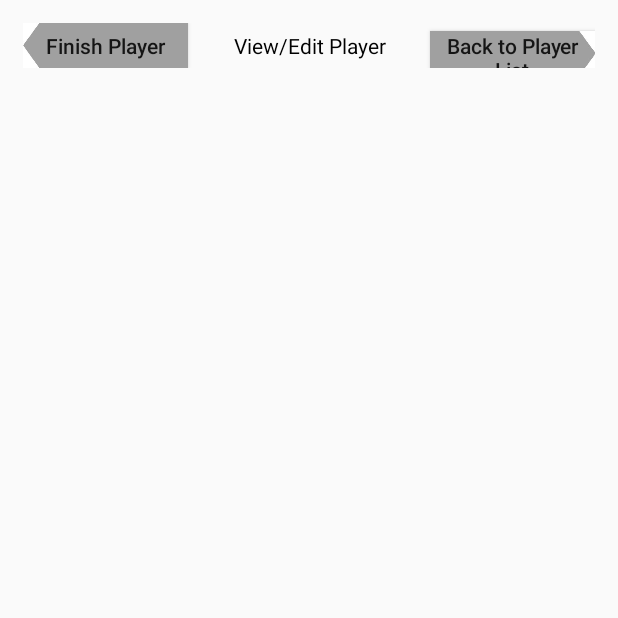
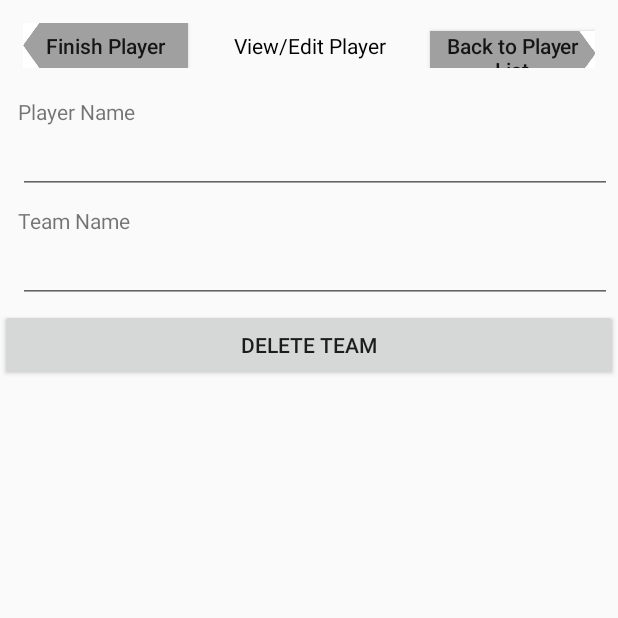
Before and after one commit to h-shan/basketball-scorer, an Android app: the EditPlayerActivity screen opened directly, with no data from a screen before it, on a phone screen of 412 x 824 dp, the top half of it. Run offline under Robolectric (Android 15) with nearby library versions, the phone set to English and light mode, and no system bars.

```diff
--- a/BallTracker/app/src/main/AndroidManifest.xml
+++ b/BallTracker/app/src/main/AndroidManifest.xml
@@ -9,7 +9,7 @@
         android:roundIcon="@mipmap/ic_launcher_round"
         android:supportsRtl="true"
         android:theme="@style/AppTheme">
-        <activity android:name=".EditPlayerActivity"></activity>
+        <activity android:name=".EditPlayerActivity" />
         <activity android:name=".ViewPlayersActivity" />
         <activity android:name=".ReviewSpecificGameActivity" />
         <activity android:name=".ReviewGameActivity" />
--- a/BallTracker/app/src/main/java/com/shan/howard/balltracker/EditPlayerActivity.java
+++ b/BallTracker/app/src/main/java/com/shan/howard/balltracker/EditPlayerActivity.java
@@ -4,9 +4,19 @@ import android.support.v7.app.AppCompatActivity;
 import android.os.Bundle;
 import android.view.View;
 import android.widget.Button;
+import android.widget.EditText;
+
+import com.shan.howard.balltracker.datamodels.Player;
+import com.shan.howard.balltracker.viewmodels.PlayerViewModel;
+import com.shan.howard.balltracker.viewmodels.TeamViewModel;
 
 public class EditPlayerActivity extends AppCompatActivity implements Button.OnClickListener {
-
+    private Player mTeam;
+    private Button mTeamButton;
+    private Button mDeleteButton;
+    private EditText mNameET;
+    private EditText mTeamET;
+    private PlayerViewModel mPlayerViewModel;
     @Override
     protected void onCreate(Bundle savedInstanceState) {
         super.onCreate(savedInstanceState);
--- a/BallTracker/app/src/main/java/com/shan/howard/balltracker/ViewTeamsActivity.java
+++ b/BallTracker/app/src/main/java/com/shan/howard/balltracker/ViewTeamsActivity.java
@@ -126,10 +126,12 @@ public class ViewTeamsActivity extends AppCompatActivity implements Button.OnCli
             TextView nameTV = convertView.findViewById(R.id.view_teams_name_tv);
             Team myTeam = mDisplayedTeams.get(position);
             nameTV.setText(myTeam.getName());
+            Log.d(TAG, "sfgesgsgsjglsfghsh");
 
             convertView.setOnClickListener(new View.OnClickListener() {
                 @Override
                 public void onClick(View v) {
+
                     Intent myIntent = new Intent(ViewTeamsActivity.this, EditTeamActivity.class);
                     myIntent.putExtra("team", mDisplayedTeams.get(position));
                     startActivity(myIntent);
--- a/BallTracker/app/src/main/java/com/shan/howard/balltracker/viewmodels/PlayerViewModel.java
+++ b/BallTracker/app/src/main/java/com/shan/howard/balltracker/viewmodels/PlayerViewModel.java
@@ -38,4 +38,5 @@ public class PlayerViewModel extends AndroidViewModel {
     public void delete(Player... aPlayers) {
         mRepository.delete(aPlayers);
     }
+
 }
--- a/BallTracker/app/src/main/res/layout/activity_edit_player.xml
+++ b/BallTracker/app/src/main/res/layout/activity_edit_player.xml
@@ -44,4 +44,49 @@
             android:text="Back to Player List"
             android:textAllCaps="false" />
     </LinearLayout>
+    <LinearLayout
+        android:layout_width="match_parent"
+        android:layout_height="wrap_content"
+        android:orientation="vertical"
+        android:padding="4dp"
+        android:paddingStart="12dp"
+        android:focusable="true"
+        android:focusableInTouchMode="true">
+        <TextView
+            android:layout_width="match_parent"
+            android:layout_height="wrap_content"
+            android:text="Player Name"/>
+
+        <EditText
+            android:id="@+id/edit_player_name_et"
+            android:layout_width="match_parent"
+            android:layout_height="wrap_content"
+            android:inputType="text" />
+    </LinearLayout>
+    <LinearLayout
+        android:layout_width="match_parent"
+        android:layout_height="wrap_content"
+        android:orientation="vertical"
+        android:padding="4dp"
+        android:paddingStart="12dp"
+        android:focusable="true"
+        android:focusableInTouchMode="true">
+        <TextView
+            android:layout_width="match_parent"
+            android:layout_height="wrap_content"
+            android:text="Team Name"/>
+
+        <EditText
+            android:id="@+id/edit_player_team_name_et"
+            android:layout_width="match_parent"
+            android:layout_height="wrap_content"
+            android:inputType="text" />
+    </LinearLayout>
+
+    <Button
+        android:id="@+id/edit_player_delete_btn2"
+        android:layout_width="match_parent"
+        android:layout_height="wrap_content"
+        android:text="Delete Team" />
+
 </LinearLayout>
--- a/BallTracker/app/src/main/res/layout/activity_view_players.xml
+++ b/BallTracker/app/src/main/res/layout/activity_view_players.xml
@@ -37,7 +37,7 @@
         android:src="@drawable/plus_icon" />
 
     <EditText
-        android:id="@+id/searchEditText"
+        android:id="@+id/searchET"
         android:layout_width="match_parent"
         android:layout_height="50dp"
         android:hint="Search"
@@ -46,10 +46,10 @@
         android:padding="10dp"/>
 
     <ListView
-        android:id="@+id/view_players_list_view"
+        android:id="@+id/view_players_players_view"
         android:layout_width="match_parent"
         android:layout_height="wrap_content"
-        android:layout_below="@+id/searchEditText"
+        android:layout_below="@+id/searchET"
         android:dividerHeight="5dp"
         android:layout_marginTop="5dp"/>
 
```
Also changed, not shown: BallTracker/app/src/main/java/com/shan/howard/balltracker/ViewPlayersActivity.java (+66 -38 lines), BallTracker/app/src/main/java/com/shan/howard/balltracker/datamodels/Player.java (+38 -1 lines), BallTracker/app/src/main/res/layout/view_players_item.xml (added, +22 -0 lines).
